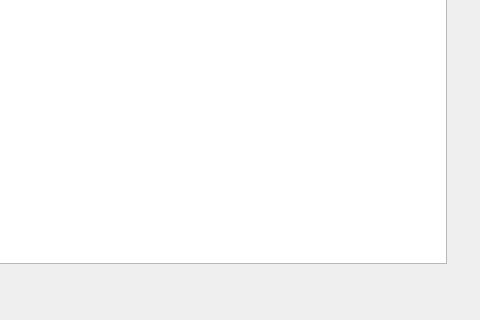
First picture: the form in resources/qt/form.ui, repository chois11/7071CEM-R, before the edit; both pictures show x 619 to 1099 and y 217 to 537 of the 1099 by 537 pixel window.
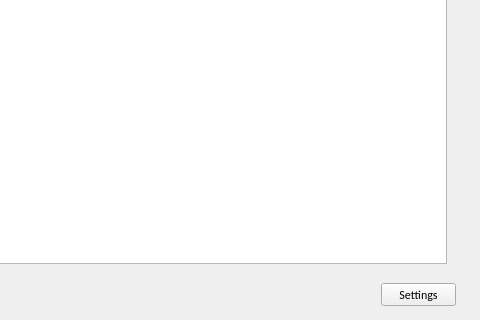
Second picture: the form after the edit.

Diff of the .ui file:
```diff
--- a/resources/qt/form.ui
+++ b/resources/qt/form.ui
@@ -256,6 +256,19 @@
 &lt;p style=&quot; margin-top:0px; margin-bottom:0px; margin-left:0px; margin-right:0px; -qt-block-indent:0; text-indent:0px;&quot;&gt;&lt;a href=&quot;https://www.quoteambition.com/thomas-aquinas-quotes/&quot;&gt;&lt;span style=&quot; font-family:'-apple-system','system-ui','BlinkMacSystemFont','Segoe UI','Helvetica','Arial','sans-serif','Apple Color Emoji','Segoe UI Emoji','Segoe UI Symbol'; font-size:10pt; font-weight:296; text-decoration: underline; color:#000000;&quot;&gt;Showing 100 result per search&lt;/span&gt;&lt;/a&gt;&lt;/p&gt;&lt;/body&gt;&lt;/html&gt;</string>
    </property>
   </widget>
+  <widget class="QPushButton" name="settings_bton">
+   <property name="geometry">
+    <rect>
+     <x>1000</x>
+     <y>500</y>
+     <width>75</width>
+     <height>23</height>
+    </rect>
+   </property>
+   <property name="text">
+    <string>Settings</string>
+   </property>
+  </widget>
   <zorder>welcomeMessage</zorder>
   <zorder>exit</zorder>
   <zorder>quote</zorder>
```
Left out of the diff: 1 changed line with no effect on the pictures.
